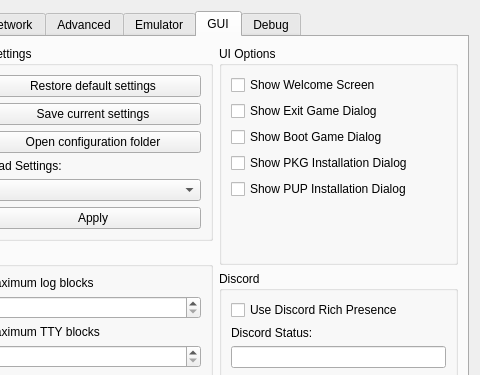
jansonseth/rpcs3, file rpcs3/rpcs3qt/settings_dialog.ui: the form before one commit; both pictures show x 294 to 774 and y 0 to 375 of the 774 by 649 pixel window.
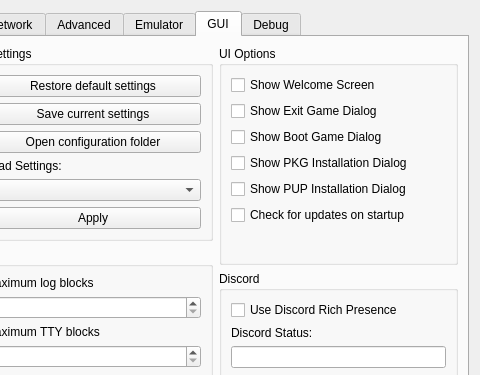
The form after the commit. The open tabs and pages were chosen to show the change. Icons and pictures are not drawn.

```diff
--- a/rpcs3/rpcs3qt/settings_dialog.ui
+++ b/rpcs3/rpcs3qt/settings_dialog.ui
@@ -3128,6 +3128,13 @@
                 </property>
                </widget>
               </item>
+              <item>
+               <widget class="QCheckBox" name="cb_check_update_start">
+                <property name="text">
+                 <string>Check for updates on startup</string>
+                </property>
+               </widget>
+              </item>
               <item>
                <spacer name="guiTabSpacerRight">
                 <property name="orientation">
```
